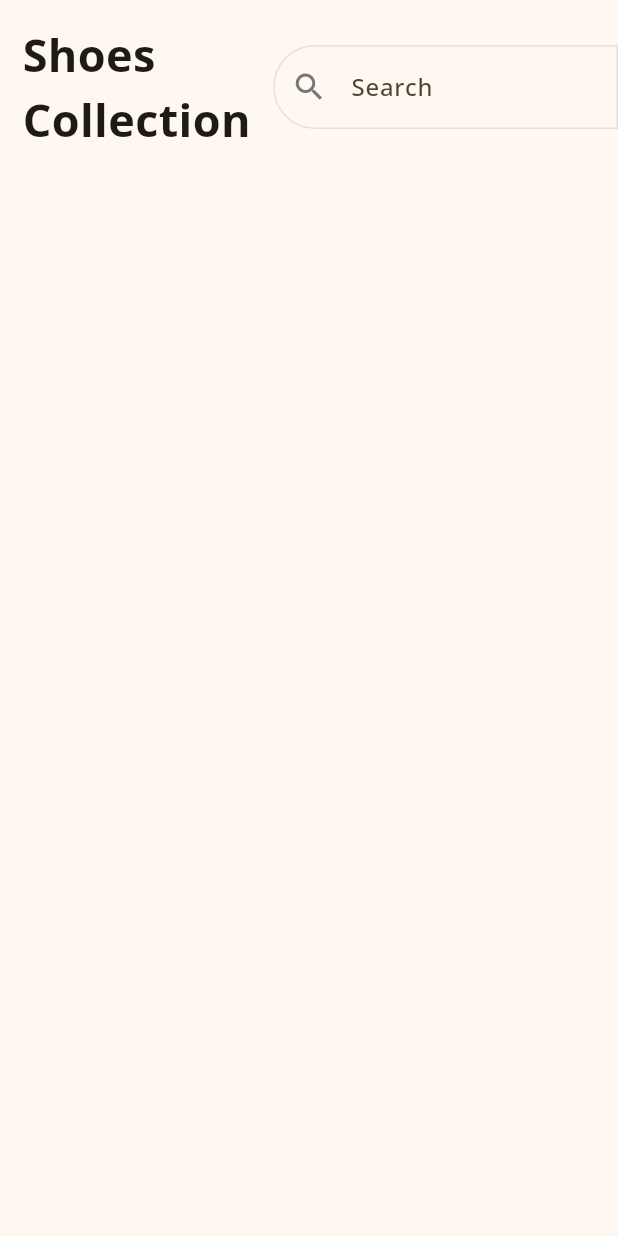
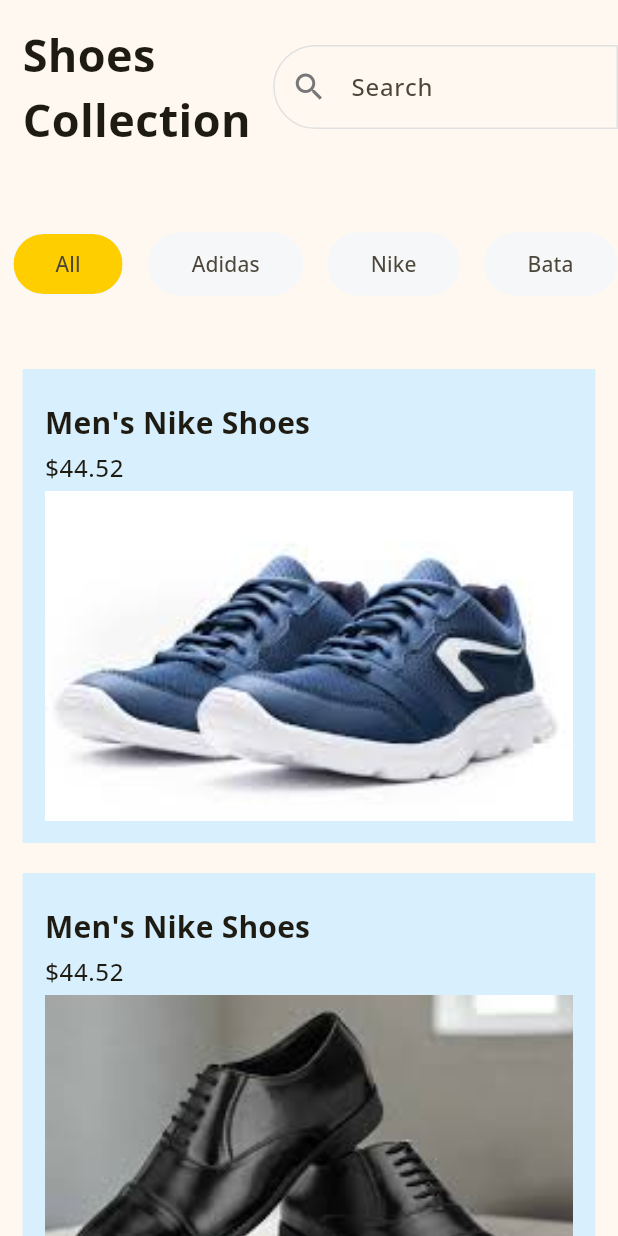
Before and after one commit to Avantika2322/ShoppingAppFlutter, a Flutter app: the screen it shows after launch, on a phone screen of 412 x 824 dp. Run offline on Flutter 3.47's test engine with Material 3 defaults, Android fonts, the phone set to English and light mode, and no system bars.

Commit message:
home page design

```diff
--- /dev/null
+++ b/lib/global_data.dart
@@ -0,0 +1,61 @@
+final products = [
+  {
+    'id': 1,
+    'title': 'Men\'s Nike Shoes',
+    'price': '44.52',
+    'sizes': [7, 8, 9, 10, 11],
+    'imageUrl': 'assets/images/images (1).jpeg',
+    'brand': 'Nike',
+  },
+  {
+    'id': 2,
+    'title': 'Men\'s Nike Shoes',
+    'price': '44.52',
+    'sizes': [7, 8, 9, 10, 11],
+    'imageUrl': 'assets/images/images (2).jpeg',
+    'brand': 'Nike',
+  },
+  {
+    'id': 3,
+    'title': 'Men\'s Nike Shoes',
+    'price': '44.52',
+    'sizes': [7, 8, 9, 10, 11],
+    'imageUrl': 'assets/images/images (3).jpeg',
+    'brand': 'Adidas',
+  },
+  {
+    'id': 4,
+    'title': 'Men\'s Nike Shoes',
+    'price': '44.52',
+    'sizes': [7, 8, 9, 10, 11],
+    'imageUrl': 'assets/images/images (4).jpeg',
+    'brand': 'Nike',
+  },
+  {
+    'id': 5,
+    'title': 'Men\'s Nike Shoes',
+    'price': '44.52',
+    'sizes': [7, 8, 9, 10, 11],
+    'imageUrl': 'assets/images/images (5).jpeg',
+    'brand': 'Bata',
+  },
+  {
+    'id': 6,
+    'title': 'Men\'s Nike Shoes',
+    'price': '44.52',
+    'sizes': [7, 8, 9, 10, 11],
+    'imageUrl': 'assets/images/images (6).jpeg',
+    'brand': 'Bata',
+  }
+];
+
+final cart = [
+  {
+    'id': 6,
+    'title': 'Men\'s Nike Shoes',
+    'price': '44.52',
+    'size': 8,
+    'imageUrl': 'assets/images/images (6).jpeg',
+    'brand': 'Bata',
+  },
+];
--- a/lib/home_page.dart
+++ b/lib/home_page.dart
@@ -1,7 +1,26 @@
+import 'package:flutter/cupertino.dart';
 import 'package:flutter/material.dart';
+import 'package:shopping_app/global_data.dart';
+import 'package:shopping_app/product_card.dart';
 
-class HomePage extends StatelessWidget {
+class HomePage extends StatefulWidget {
   const HomePage({super.key});
+
+  @override
+  State<HomePage> createState() => _HomePageState();
+}
+
+class _HomePageState extends State<HomePage> {
+  // const HomePage({super.key});
+
+  final List<String> filters = const ['All', 'Adidas', 'Nike', 'Bata'];
+  late String selectedFilter;
+
+  @override
+  void initState() {
+    super.initState();
+    selectedFilter = filters[0];
+  }
 
   @override
   Widget build(BuildContext context) {
@@ -12,11 +31,11 @@ class HomePage extends StatelessWidget {
         borderRadius: BorderRadius.horizontal(
           left: Radius.circular(50),
         ));
-    return const Scaffold(
+    return Scaffold(
       body: SafeArea(
         child: Column(
           children: [
-            Row(
+            const Row(
               children: [
                 Padding(
                   padding: EdgeInsets.all(15.0),
@@ -27,6 +46,7 @@ class HomePage extends StatelessWidget {
                 ),
                 Expanded(
                   child: TextField(
+                    maxLines: 1,
                     decoration: InputDecoration(
                       hintText: 'Search',
                       prefixIcon: Icon(Icons.search),
@@ -37,6 +57,52 @@ class HomePage extends StatelessWidget {
                 ),
               ],
             ),
+            SizedBox(
+              height: 120,
+              child: ListView.builder(
+                scrollDirection: Axis.horizontal,
+                itemCount: filters.length,
+                itemBuilder: (context, index) {
+                  final filter = filters[index];
+                  return Padding(
+                    padding: const EdgeInsets.symmetric(horizontal: 8.0),
+                    child: GestureDetector(
+                      onTap: () {
+                        setState(() {
+                          selectedFilter = filter;
+                        });
+                      },
+                      child: Chip(
+                        backgroundColor: selectedFilter == filter
+                            ? const Color.fromRGBO(254, 206, 1, 1)
+                            : const Color.fromRGBO(245, 247, 249, 1),
+                        side: const BorderSide(
+                          color: Color.fromRGBO(245, 247, 249, 1),
+                        ),
+                        label: Text(filter),
+                        labelStyle: const TextStyle(
+                          fontSize: 14,
+                        ),
+                        padding: const EdgeInsets.symmetric(
+                            horizontal: 20, vertical: 10),
+                        shape: RoundedRectangleBorder(
+                          borderRadius: BorderRadius.circular(30),
+                        ),
+                      ),
+                    ),
+                  );
+                },
+              ),
+            ),
+            Expanded(
+              child: ListView.builder(
+                itemCount: products.length,
+                itemBuilder: (context, index) {
+                  final product = products[index];
+                  return ProductCard(product: product);
+                },
+              ),
+            ),
           ],
         ),
       ),
--- a/lib/main.dart
+++ b/lib/main.dart
@@ -22,6 +22,16 @@ class MyApp extends StatelessWidget {
           hintStyle: TextStyle(fontWeight: FontWeight.w400, fontSize: 16),
           prefixIconColor: Color.fromRGBO(119, 119, 119, 1),
         ),
+        textTheme: const TextTheme(
+          titleMedium: TextStyle(
+            fontWeight: FontWeight.bold,
+            fontSize: 20,
+          ),
+          bodySmall: TextStyle(
+            fontWeight: FontWeight.w500,
+            fontSize: 16,
+          ),
+        ),
         useMaterial3: true,
       ),
       home: const HomePage(),
--- /dev/null
+++ b/lib/product_card.dart
@@ -0,0 +1,44 @@
+import 'package:flutter/material.dart';
+
+class ProductCard extends StatelessWidget {
+  final Map<String, dynamic> product;
+
+  const ProductCard({super.key, required this.product});
+
+  @override
+  Widget build(BuildContext context) {
+    return Container(
+      margin: const EdgeInsets.symmetric(horizontal: 15, vertical: 10),
+      padding: const EdgeInsets.all(15.0),
+      color: const Color.fromRGBO(216, 240, 253, 1),
+      child: Column(
+        crossAxisAlignment: CrossAxisAlignment.start,
+        children: [
+          const SizedBox(
+            height: 5,
+          ),
+          Text(
+            product['title'],
+            style: Theme.of(context).textTheme.titleMedium,
+          ),
+          const SizedBox(
+            height: 5,
+          ),
+          Text(
+            '\$${product['price']}',
+            style: Theme.of(context).textTheme.bodySmall,
+          ),
+          const SizedBox(
+            height: 5,
+          ),
+          Image(
+            image: AssetImage(product['imageUrl'] as String),
+            height: 220,
+            width: double.infinity,
+            fit: BoxFit.cover,
+          ),
+        ],
+      ),
+    );
+  }
+}
```
Also changed, not shown: pubspec.yaml (+7 -3 lines), assets/images/images (1).jpeg (added), assets/images/images (2).jpeg (added), assets/images/images (3).jpeg (added), assets/images/images (4).jpeg (added), assets/images/images (5).jpeg (added), assets/images/images (6).jpeg (added), pubspec.lock.
